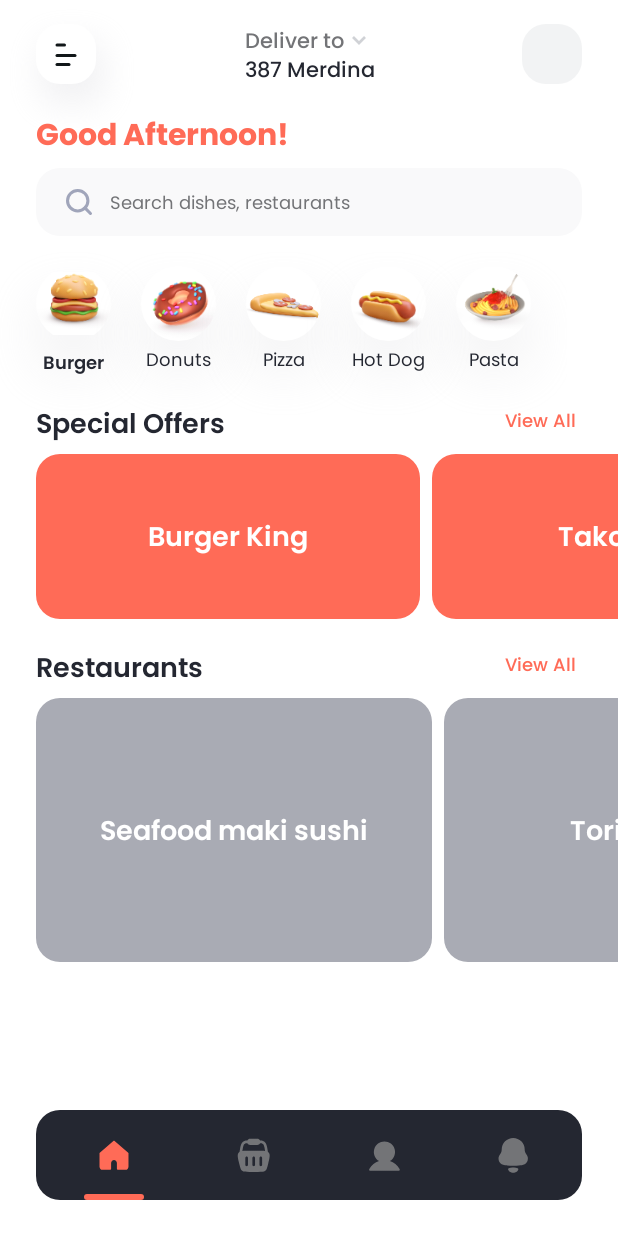
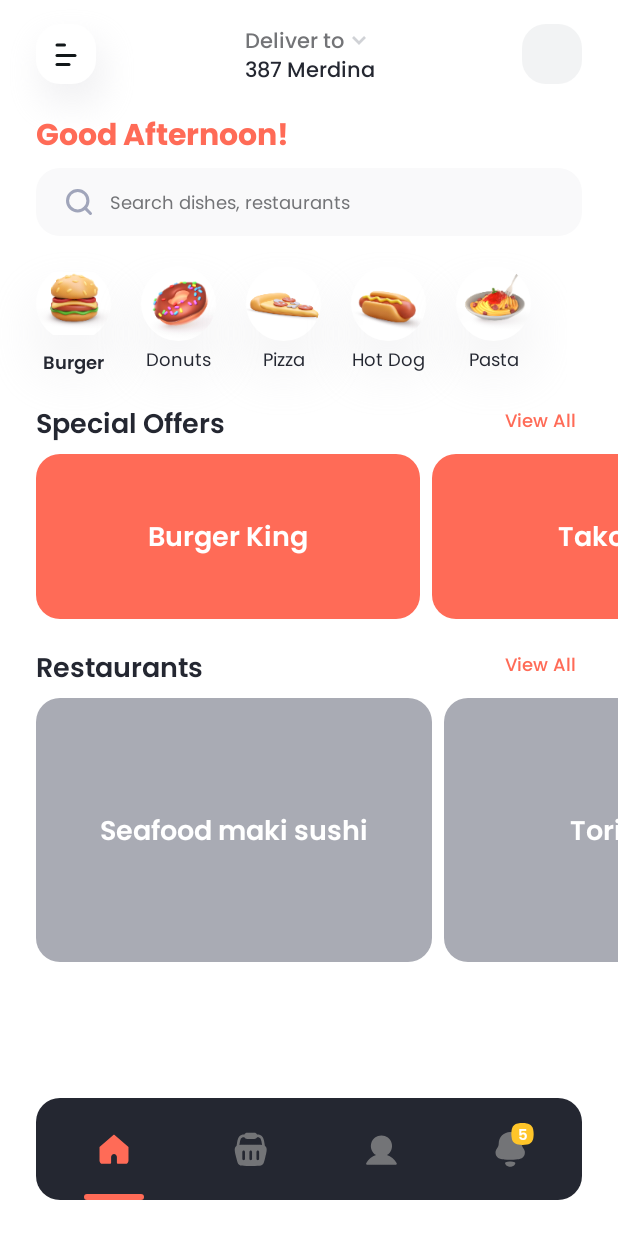
Before and after one commit to tonycode/composed, an Android app built with Jetpack Compose: the ComidaAppActivity screen opened directly, with no data from a screen before it, on a phone screen of 412 x 824 dp. Run offline under Robolectric (Android 15) with nearby library versions, the phone set to English and light mode, and no system bars.

Commit message:
feat(comida): BottomNav - Add BadgeCounter

```diff
--- /dev/null
+++ b/demos/comida-app/src/main/kotlin/dev/tonycode/composed/comida/ui/components/BadgeCounter.kt
@@ -0,0 +1,85 @@
+package dev.tonycode.composed.comida.ui.components
+
+import androidx.compose.foundation.Image
+import androidx.compose.foundation.layout.Box
+import androidx.compose.foundation.layout.IntrinsicSize
+import androidx.compose.foundation.layout.fillMaxSize
+import androidx.compose.foundation.layout.height
+import androidx.compose.foundation.layout.padding
+import androidx.compose.foundation.layout.width
+import androidx.compose.material3.MaterialTheme
+import androidx.compose.material3.Surface
+import androidx.compose.material3.Text
+import androidx.compose.runtime.Composable
+import androidx.compose.ui.Alignment
+import androidx.compose.ui.Modifier
+import androidx.compose.ui.layout.ContentScale
+import androidx.compose.ui.res.painterResource
+import androidx.compose.ui.text.PlatformTextStyle
+import androidx.compose.ui.text.TextStyle
+import androidx.compose.ui.text.font.FontWeight
+import androidx.compose.ui.tooling.preview.Preview
+import androidx.compose.ui.tooling.preview.PreviewParameter
+import androidx.compose.ui.tooling.preview.PreviewParameterProvider
+import androidx.compose.ui.unit.dp
+import androidx.compose.ui.unit.sp
+import dev.tonycode.composed.comida.R
+import dev.tonycode.composed.comida.ui.theme.ComidaAppTheme
+import dev.tonycode.composed.comida.ui.theme.ComidaPalette
+import dev.tonycode.composed.common.ui.poppinsFamily
+
+
+@Composable
+fun BadgeCounter(
+    value: Int,
+    modifier: Modifier = Modifier,
+) {
+    Box(
+        modifier = modifier
+            .width(IntrinsicSize.Min)
+            .height(IntrinsicSize.Min),
+    ) {
+        Image(
+            painterResource(R.drawable.badge_background),
+            contentDescription = null,
+            contentScale = ContentScale.FillBounds,
+            modifier = Modifier.fillMaxSize(),
+        )
+
+        Text(
+            text = if (value < 99) value.toString() else "99+",
+            style = TextStyle(
+                fontFamily = poppinsFamily,
+                fontWeight = FontWeight.SemiBold,
+                fontSize = 10.sp,
+                platformStyle = PlatformTextStyle(
+                    includeFontPadding = false
+                )
+            ),
+            color = ComidaPalette.White,
+            modifier = Modifier
+                .align(Alignment.Center)
+                .padding(horizontal = 2.dp),
+        )
+    }
+}
+
+
+@Preview
+@Composable
+private fun PreviewBadgeCounter(
+    @PreviewParameter(PreviewValueProvider::class) value: Int,
+) {
+    ComidaAppTheme {
+        Surface(
+            color = MaterialTheme.colorScheme.background,
+            modifier = Modifier.padding(8.dp),
+        ) {
+            BadgeCounter(value)
+        }
+    }
+}
+
+private class PreviewValueProvider : PreviewParameterProvider<Int> {
+    override val values = sequenceOf(1, 5, 17, 88, 123)
+}
--- a/demos/comida-app/src/main/kotlin/dev/tonycode/composed/comida/ui/components/BottomNav.kt
+++ b/demos/comida-app/src/main/kotlin/dev/tonycode/composed/comida/ui/components/BottomNav.kt
@@ -50,6 +50,7 @@ fun BottomNav(
             navItems.forEach { screen ->
                 BottomNavItem(
                     screen,
+                    badgeCounter = if (screen.route == Screen.Notifications.route) 5 else null,
                     isSelected = (selectedRoute == screen.route),
                     onSelected = { selectedRoute = screen.route },
                 )
@@ -62,6 +63,7 @@ fun BottomNav(
 @Composable
 private fun BottomNavItem(
     screen: Screen,
+    badgeCounter: Int?,
     isSelected: Boolean,
     onSelected: () -> Unit,
 ) {
@@ -71,31 +73,70 @@ private fun BottomNavItem(
             .clickable { onSelected.invoke() }
             .padding(horizontal = 16.dp),
     ) {
-        // nav-item icon
+        IconWithBadge(
+            iconRes = screen.iconRes,
+            iconDescription = screen.iconDescription,
+            badgeCounter = badgeCounter,
+            isSelected = isSelected,
+            modifier = Modifier
+                .align(Alignment.Center)
+                .padding(vertical = 16.dp),
+        )
+
+        if (isSelected) {
+            SelectedItemIndicator(modifier = Modifier.align(Alignment.BottomCenter))
+        }
+    }
+}
+
+@Composable
+private fun IconWithBadge(
+    @DrawableRes iconRes: Int,
+    iconDescription: String,
+    badgeCounter: Int?,
+    isSelected: Boolean,
+    modifier: Modifier = Modifier,
+) {
+    val iconSize = 28.dp
+    val badgeHorizontalPadding = 2.dp
+    val badgeVerticalPadding = 4.dp
+
+    Box(modifier = modifier) {
         Image(
-            painterResource(id = screen.iconRes),
-            contentDescription = screen.iconDescription,
+            painterResource(id = iconRes),
+            contentDescription = iconDescription,
             colorFilter = ColorFilter.tint(
                 if (isSelected) ComidaPalette.Primary else ComidaPalette.ParisPaving
             ),
             modifier = Modifier
                 .align(Alignment.Center)
-                .padding(vertical = 16.dp)
-                .requiredSize(28.dp),
+                .requiredSize(
+                    width = iconSize + badgeHorizontalPadding*2,
+                    height = iconSize + badgeVerticalPadding*2,
+                )
+                .padding(horizontal = badgeHorizontalPadding, vertical = badgeVerticalPadding),
         )
 
-        // bottom line indicator for selected nav-item
-        if (isSelected) {
-            Surface(
-                shape = MaterialTheme.shapes.small,
-                color = MaterialTheme.colorScheme.primary,
-                modifier = Modifier
-                    .align(Alignment.BottomCenter)
-                    .size(width = 40.dp, height = 4.dp),
-            ) { }
+        if (badgeCounter != null) {
+            BadgeCounter(
+                value = badgeCounter,
+                modifier = Modifier.align(Alignment.TopEnd),
+            )
         }
     }
 }
+
+@Composable
+private fun SelectedItemIndicator(
+    modifier: Modifier = Modifier,
+) {
+    Surface(
+        shape = MaterialTheme.shapes.small,
+        color = MaterialTheme.colorScheme.primary,
+        modifier = modifier.size(width = 40.dp, height = 4.dp),
+    ) { }
+}
+
 
 private sealed class Screen(val route: String, @DrawableRes val iconRes: Int, val iconDescription: String) {
     object Home : Screen("home", R.drawable.nav_home_28, "Home screen")
--- /dev/null
+++ b/demos/comida-app/src/main/res/drawable/badge_background.xml
@@ -0,0 +1,15 @@
+<?xml version="1.0" encoding="utf-8"?>
+<vector
+    xmlns:android="http://schemas.android.com/apk/res/android"
+    android:width="15dp"
+    android:height="16dp"
+    android:viewportWidth="15"
+    android:viewportHeight="16"
+    >
+
+    <path
+        android:fillColor="#FFC529"
+        android:pathData="M14.475,5C14.334,3.972 13.854,3.02 13.112,2.295C12.369,1.569 11.407,1.112 10.375,0.994C8.429,0.645 6.436,0.652 4.492,1.014C1.951,1.533 0.845,2.903 0.415,5.534C0.282,6.349 0.217,7.174 0.221,8C0.23,9.008 0.334,10.012 0.53,11C0.672,12.028 1.152,12.98 1.894,13.705C2.637,14.43 3.599,14.888 4.63,15.006C6.577,15.355 8.57,15.348 10.513,14.986C13.054,14.467 14.16,13.097 14.59,10.466C14.722,9.652 14.785,8.828 14.778,8.004C14.772,6.995 14.67,5.99 14.475,5Z"
+        />
+
+</vector>
```
